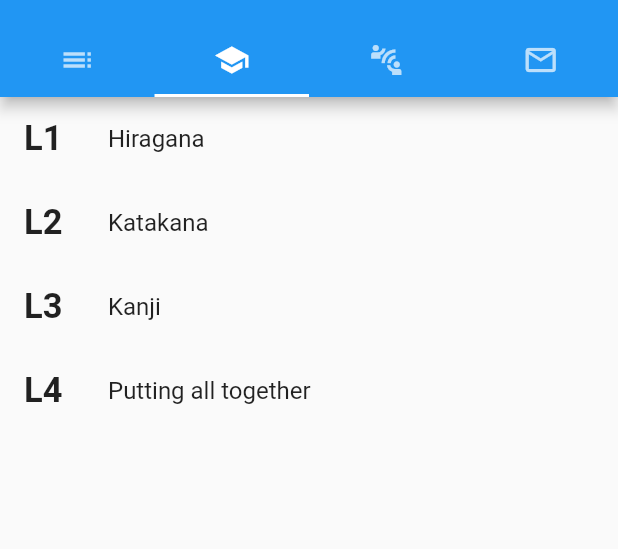
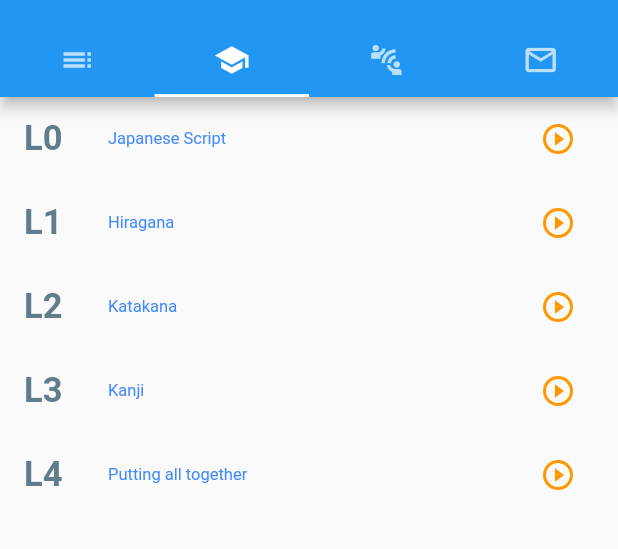
Before and after one commit to gmendozah/globoscript, a Flutter app: the screen it shows after launch, tab 2 chosen, on a phone screen of 412 x 824 dp, the part 59-608 px from its top. Run offline on Flutter 3.47's test engine with Material 2 defaults, Android fonts, the phone set to English and light mode, and no system bars; our stand-ins replace audioplayers.

Commit message:
feat: implement lesson list page
- add audio player UI
- implement on audio position changed

```diff
--- a/lib/lesson-list.dart
+++ b/lib/lesson-list.dart
@@ -1,18 +1,169 @@
+import 'dart:convert';
 import 'package:flutter/material.dart';
+import 'package:audioplayers/audioplayers.dart';
 
-import 'script-data.dart' show lessonInfo;
+class LessonListWidget extends StatefulWidget {
 
-class LessonListWidget extends StatelessWidget {
   @override
+  State<LessonListWidget> createState() {
+    return _LessonList();
+  }
+
+}
+
+class _LessonList extends State<LessonListWidget> {
+  Future<List<dynamic>> _lessons;
+
+  AudioPlayer _lessonPlayer;
+  AudioCache _audioCache;
+
+  dynamic _lessonPlaying;
+  double _currentPlayingPosition = 0;
+  double _currentPlayingDuration = 0;
+
+  Future<List<dynamic>> fetchList() async {
+    String s = await DefaultAssetBundle.of(context)
+        .loadString('assets/config/lessons.json');
+    return json.decode(s);
+  }
+
+  @override
+  void initState() {
+    super.initState();
+    _lessonPlayer = new AudioPlayer();
+    _audioCache = new AudioCache(prefix: "assets/audio/lessons/", fixedPlayer: _lessonPlayer);
+
+    _lessonPlayer.onPlayerError.listen((msg) {
+      setState(() {
+        _currentPlayingDuration = 0.0;
+        _currentPlayingPosition = 0.0;
+        _lessonPlaying = null;
+      });
+    });
+
+    _lessonPlayer.onDurationChanged.listen((Duration d) {
+      setState(() { _currentPlayingDuration = d.inSeconds.toDouble(); _currentPlayingPosition = 0.0; });
+    });
+
+    _lessonPlayer.onAudioPositionChanged.listen((Duration  p) {
+      setState(() => _currentPlayingPosition = p.inSeconds.toDouble());
+    });
+
+    _lessonPlayer.onPlayerCompletion.listen((_) {
+      setState(() {
+        _lessonPlaying = null;
+      });
+    });
+
+    _lessons = fetchList();
+  }
+
   Widget build(BuildContext context) {
-    return ListView(
-      children: <Widget>[
-        for (var lesson in lessonInfo) ListTile(
-          leading: Text(lesson["code"],
-              style: TextStyle(fontSize: 23.0, fontWeight: FontWeight.bold)),
-          title: Text(lesson["name"]),
-        )
-      ],
+    return FutureBuilder(
+        future: _lessons,
+        builder: (context, snapshot) {
+          if (snapshot.hasData) {
+            var lessonInfo = snapshot.data;
+            var listView = ListView(
+              children: <Widget>[
+                // Should check that the type of glyph
+                // is effectively a Map and contains the keys needed
+                for (var lesson in lessonInfo) ListTile(
+                  leading: Text(lesson["code"],
+                      style: TextStyle(fontSize: 23.0,
+                          fontWeight: FontWeight.bold,
+                          color: Colors.blueGrey)),
+                  title: Text(lesson["name"],
+                      style: TextStyle(fontSize: 11.0,
+                          fontWeight: FontWeight.normal,
+                          color: Colors.blueAccent)),
+                  trailing: lesson["audio"] != null ? IconButton(
+                      color: Colors.orange,
+                      icon: Icon(_lessonPlaying == lesson ? Icons.stop_circle_outlined : Icons.play_circle_outline),
+                      onPressed: () => _lessonPlaying == lesson ? _stopPlayingLesson() : _playLesson(lesson)) : null,
+                ),
+              ],
+            );
+            if (_lessonPlaying == null) {
+              return listView;
+            } else {
+              return Column(
+                children: <Widget>[
+                  Expanded(
+                      child: listView
+                  ),
+                  Container(
+                    padding: EdgeInsets.all(5.0),
+                    color: Colors.blueGrey,
+                    height: 100,
+                    child: Row(
+                      children: [
+                        IconButton(
+                          icon: Icon(_lessonPlayer.state == PlayerState.PLAYING ? Icons.pause_sharp : Icons.play_arrow_outlined),
+                          onPressed: () => _togglePause(),
+                        ),
+                        Expanded(child: Slider(
+                          value: _currentPlayingPosition,
+                          min: 0.0,
+                          max: _currentPlayingDuration,
+                          onChanged: (double value) {
+                            _lessonPlayer.seek(Duration(seconds: value.toInt()));
+                          },
+                        )),
+                        IconButton(
+                          icon: Icon(Icons.close_sharp),
+                          onPressed: () => _stopPlayingLesson(),
+                        ),
+                      ],
+                    ),
+                  ),
+                ],
+              );
+            }
+          } else if (snapshot.hasError) {
+            return Center(
+              child: Text("Error! Could not load lesson data!",
+                  style: TextStyle(fontSize: 19.0,
+                      fontWeight: FontWeight.bold,
+                      color: Colors.red)),
+            );
+          } else {
+            return Center(
+              child: Text("Loading lesson data...",
+                  style: TextStyle(fontSize: 19.0,
+                      fontWeight: FontWeight.bold,
+                      color: Colors.grey)),
+            );
+          }
+        }
     );
   }
+
+  void _togglePause() {
+    setState(() {
+      if (_lessonPlayer.state == PlayerState.PLAYING)
+        _lessonPlayer.pause();
+      else
+        _lessonPlayer.resume();
+    });
+  }
+
+  void _playLesson(dynamic lesson) {
+    _lessonPlayer.stop();
+    _audioCache.play(lesson["audio"]);
+    setState(() => _lessonPlaying = lesson);
+  }
+
+  void _stopPlayingLesson() {
+    _lessonPlayer.stop();
+    setState(() => _lessonPlaying = null);
+  }
+
+  @override
+  void dispose() {
+    _lessonPlayer.stop();
+    _lessonPlayer.dispose();
+    super.dispose();
+  }
+
 }
```
